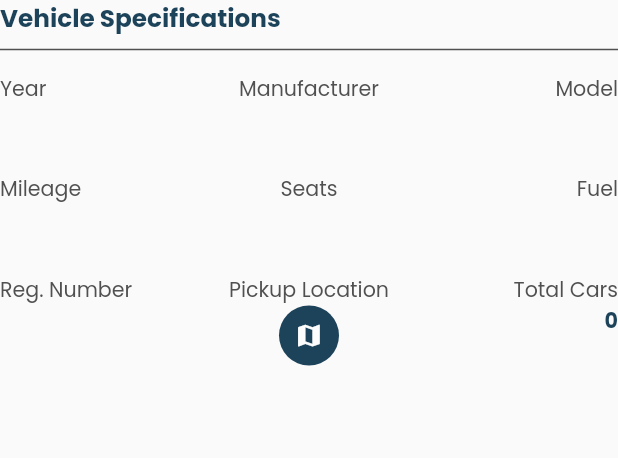
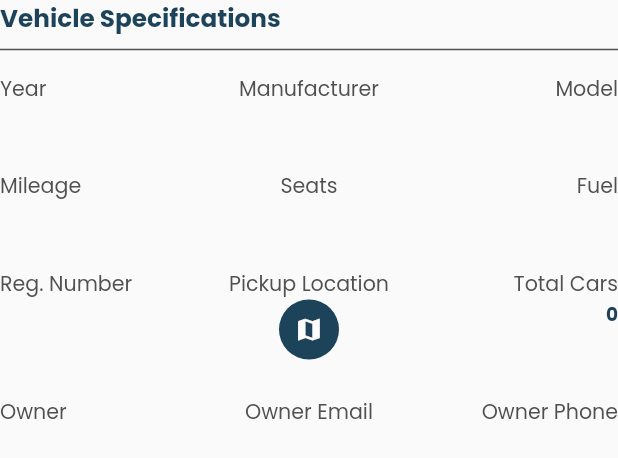
Before and after one commit to ijashuzain/wandering-wheels, a Flutter app: the CarSpecifications widget shown alone on an empty page, opened directly with empty values, on a phone screen of 412 x 824 dp. Shown: the top 458 px of the screen. Run offline on Flutter 3.47's test engine with Material 2 defaults, Android fonts, the phone set to English and light mode, and no system bars; our stand-ins replace cloud_firestore, double_back_to_close_app, firebase_auth, firebase_core, firebase_storage, google_maps_flutter and 6 more; missing offline and left inert: flutter_launcher_icons; accounts and stored records are empty.

Commit message:
Car adding bug fix

```diff
--- a/lib/starter.dart
+++ b/lib/starter.dart
@@ -131,12 +131,12 @@ class _StarterPageState extends State<StarterPage> {
     if (res) {
       UserData? user = provider.currentUser;
       if (user != null) {
-        await context.read<CategoryProvider>().fetchCategories();
-        await context.read<CarProvider>().fetchAllCars(context);
+
         Navigator.pushAndRemoveUntil(
             context,
             MaterialPageRoute(builder: (context) => Navigation()),
             (route) => false);
+
       } else {
         Navigator.pushAndRemoveUntil(
             context,
--- a/lib/views/authentication/login_page.dart
+++ b/lib/views/authentication/login_page.dart
@@ -115,10 +115,10 @@ class LoginPage extends StatelessWidget {
                           await context.read<UserProvider>().fetchUser(
                                 userId: val,
                                 onSuccess: (val) async {
-                                  await context
+                                   context
                                       .read<CategoryProvider>()
                                       .fetchCategories();
-                                  await context
+                                   context
                                       .read<CarProvider>()
                                       .fetchAllCars(context);
                                   Navigator.pushNamedAndRemoveUntil(context,
--- a/lib/views/car_details/car_details.dart
+++ b/lib/views/car_details/car_details.dart
@@ -3,6 +3,8 @@ import 'package:flutter/services.dart';
 import 'package:provider/provider.dart';
 import 'package:sizer/sizer.dart';
 import 'package:wandering_wheels/constants/colors.dart';
+import 'package:wandering_wheels/models/car_model.dart';
+import 'package:wandering_wheels/models/user_model.dart';
 import 'package:wandering_wheels/providers/car_provider.dart';
 import 'package:wandering_wheels/providers/category_provider.dart';
 import 'package:wandering_wheels/providers/user_provider.dart';
@@ -24,6 +26,18 @@ class CarDetails extends StatefulWidget {
 }
 
 class _CarDetailsState extends State<CarDetails> {
+  UserData? owner;
+
+  @override
+  void initState() {
+    WidgetsBinding.instance!.addPostFrameCallback((timeStamp) async {
+      Car car = context.read<CarProvider>().currentCar!;
+      owner = await context.read<UserProvider>().getUser(car.dealerId);
+      setState(() {});
+    });
+    super.initState();
+  }
+
   @override
   Widget build(BuildContext context) {
     return Scaffold(
@@ -102,6 +116,13 @@ class _CarDetailsState extends State<CarDetails> {
                                 ),
                                 SizedBox(height: 3.h),
                                 CarSpecifications(
+                                  owner: owner ??
+                                      UserData(
+                                          name: "",
+                                          email: "",
+                                          phone: "",
+                                          type: "",
+                                          trackMe: false),
                                   regNumber: provider.currentCar!.regNumber,
                                   year: provider.currentCar!.year.toString(),
                                   manufacturer:
--- a/lib/views/car_details/widgets/car_specifications.dart
+++ b/lib/views/car_details/widgets/car_specifications.dart
@@ -1,6 +1,7 @@
 import 'package:flutter/material.dart';
 import 'package:sizer/sizer.dart';
 import 'package:wandering_wheels/constants/colors.dart';
+import 'package:wandering_wheels/models/user_model.dart';
 import 'package:wandering_wheels/views/car_details/car_pickupmap.dart';
 import 'package:wandering_wheels/widgets/underlined_titile.dart';
 
@@ -14,6 +15,7 @@ class CarSpecifications extends StatelessWidget {
   final String fuel;
   final String regNumber;
   final double lat;
+  final UserData owner;
   final double lng;
   const CarSpecifications({
     Key? key,
@@ -26,7 +28,7 @@ class CarSpecifications extends StatelessWidget {
     required this.regNumber,
     required this.qty,
     required this.lat,
-    required this.lng,
+    required this.lng, required this.owner,
   }) : super(key: key);
 
   @override
@@ -127,6 +129,27 @@ class CarSpecifications extends StatelessWidget {
             ),
           ],
         ),
+        SizedBox(height: 3.h),
+        Row(
+          mainAxisAlignment: MainAxisAlignment.spaceBetween,
+          crossAxisAlignment: CrossAxisAlignment.start,
+          children: [
+            SpecWidget(
+              isFirst: true,
+              title: "Owner",
+              content: owner.name,
+            ),
+            SpecWidget(
+              title: "Owner Email",
+              content: owner.email,
+            ),
+            SpecWidget(
+              title: "Owner Phone",
+              isLast: true,
+              content: owner.phone,
+            ),
+          ],
+        ),
       ],
     );
   }
@@ -168,7 +191,7 @@ class SpecWidget extends StatelessWidget {
           Text(
             content,
             style: TextStyle(
-              fontSize: 10.sp,
+              fontSize: 9.sp,
               fontWeight: FontWeight.bold,
               color: kPrimaryColor,
               fontFamily: "Poppins",
```
Also changed, not shown: lib/providers/user_provider.dart (+13 -0 lines), lib/views/car_details/car_create.dart (+122 -122 lines), lib/views/navigation/navigation.dart (+9 -0 lines).
